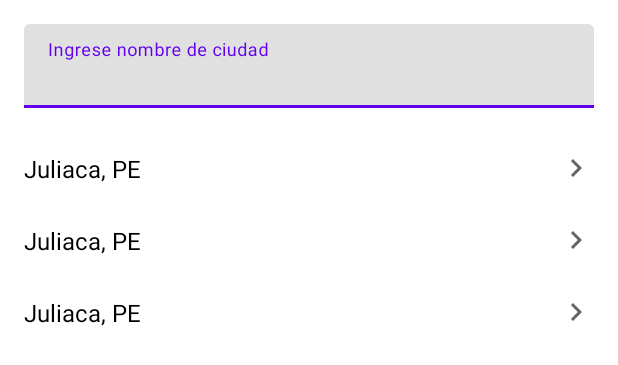
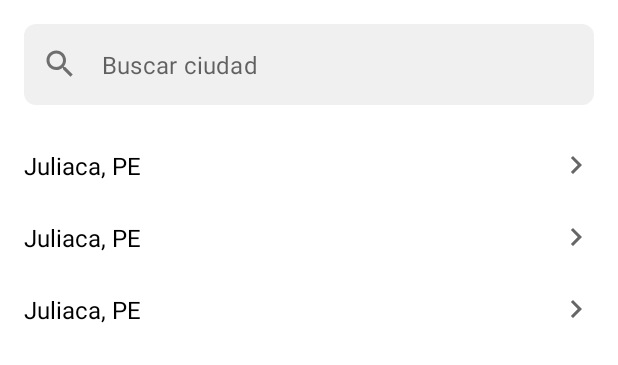
Before and after one commit to ronhia/weather-app, an Android app: the layout fragment_search.xml on its own in the app's theme, with its tools: preview values and no code run, on a phone screen of 412 x 824 dp. Shown: the top 365 px of the screen. Run offline under Robolectric (Android 15) with nearby library versions, the phone set to English and light mode, and no system bars; network calls fail.

```diff
--- /dev/null
+++ b/app/src/main/res/drawable/bg_splash.xml
@@ -0,0 +1,14 @@
+<?xml version="1.0" encoding="utf-8"?>
+<layer-list xmlns:android="http://schemas.android.com/apk/res/android">
+    <item>
+        <shape android:shape="rectangle">
+            <solid android:color="@color/white" />
+        </shape>
+    </item>
+    <item
+        android:width="160dp"
+        android:height="160dp"
+        android:gravity="center">
+        <bitmap android:src="@drawable/img_preview_logo" />
+    </item>
+</layer-list>
--- /dev/null
+++ b/app/src/main/res/drawable/ic_search.xml
@@ -0,0 +1,10 @@
+<vector xmlns:android="http://schemas.android.com/apk/res/android"
+    android:width="24dp"
+    android:height="24dp"
+    android:viewportWidth="24"
+    android:viewportHeight="24"
+    android:tint="?attr/colorControlNormal">
+  <path
+      android:fillColor="@android:color/white"
+      android:pathData="M15.5,14h-0.79l-0.28,-0.27C15.41,12.59 16,11.11 16,9.5 16,5.91 13.09,3 9.5,3S3,5.91 3,9.5 5.91,16 9.5,16c1.61,0 3.09,-0.59 4.23,-1.57l0.27,0.28v0.79l5,4.99L20.49,19l-4.99,-5zM9.5,14C7.01,14 5,11.99 5,9.5S7.01,5 9.5,5 14,7.01 14,9.5 11.99,14 9.5,14z"/>
+</vector>
--- a/app/src/main/res/layout/fragment_search.xml
+++ b/app/src/main/res/layout/fragment_search.xml
@@ -13,17 +13,29 @@
         android:layout_marginStart="16dp"
         android:layout_marginTop="16dp"
         android:layout_marginEnd="16dp"
+        app:boxBackgroundColor="@color/light_shade"
+        app:boxCornerRadiusBottomEnd="8dp"
+        app:boxCornerRadiusBottomStart="8dp"
+        app:boxCornerRadiusTopEnd="8dp"
+        app:boxCornerRadiusTopStart="8dp"
+        app:boxStrokeWidth="0dp"
+        app:boxStrokeWidthFocused="0dp"
+        app:endIconMode="clear_text"
+        app:hintEnabled="false"
         app:layout_constraintEnd_toEndOf="parent"
         app:layout_constraintStart_toStartOf="parent"
-        app:layout_constraintTop_toTopOf="parent">
+        app:layout_constraintTop_toTopOf="parent"
+        app:startIconDrawable="@drawable/ic_search">
 
         <com.google.android.material.textfield.TextInputEditText
             android:id="@+id/iet_city"
             android:layout_width="match_parent"
-            android:layout_height="match_parent"
-            android:hint="@string/search_entry_city_name"
+            android:layout_height="wrap_content"
+            android:hint="@string/search_city"
             android:inputType="text"
-            android:maxLines="1" />
+            android:maxLines="1"
+            android:paddingTop="16dp"
+            android:paddingBottom="16dp" />
 
     </com.google.android.material.textfield.TextInputLayout>
 
--- a/app/src/main/res/values/colors.xml
+++ b/app/src/main/res/values/colors.xml
@@ -7,4 +7,7 @@
     <color name="teal_700">#FF018786</color>
     <color name="black">#FF000000</color>
     <color name="white">#FFFFFFFF</color>
+
+    <color name="magenta">#ED215E</color>
+    <color name="light_shade">#F0F0F0</color>
 </resources>
--- a/app/src/main/res/values/strings.xml
+++ b/app/src/main/res/values/strings.xml
@@ -1,10 +1,10 @@
 <resources>
-    <string name="app_name">Weather App</string>
+    <string name="app_name">Weather</string>
 
-    <string name="search_entry_city_name">Ingrese nombre de ciudad</string>
+    <string name="search_city">Buscar ciudad</string>
     <string name="search_weather">Buscar clima</string>
 
-    <string name="weather_temperature">%s°c</string>
+    <string name="weather_temperature">%s°</string>
     <string name="weather_wind_label">Viento</string>
     <string name="weather_wind">%s m/s</string>
     <string name="weather_humidity_label">Humedad</string>
--- a/app/src/main/res/values/themes.xml
+++ b/app/src/main/res/values/themes.xml
@@ -1,17 +1,22 @@
 <resources xmlns:tools="http://schemas.android.com/tools">
     <!-- Base application theme. -->
-    <style name="Theme.Weatherapp" parent="Theme.MaterialComponents.DayNight.NoActionBar">
+    <style name="Theme.Weather" parent="Theme.MaterialComponents.DayNight.NoActionBar">
         <!-- Primary brand color. -->
-        <item name="colorPrimary">@color/purple_500</item>
-        <item name="colorPrimaryVariant">@color/purple_700</item>
+        <item name="colorPrimary">@color/magenta</item>
+        <item name="colorPrimaryVariant">@color/white</item>
         <item name="colorOnPrimary">@color/white</item>
         <!-- Secondary brand color. -->
         <item name="colorSecondary">@color/teal_200</item>
         <item name="colorSecondaryVariant">@color/teal_700</item>
         <item name="colorOnSecondary">@color/black</item>
         <!-- Status bar color. -->
-        <item name="android:statusBarColor" tools:targetApi="l">?attr/colorPrimaryVariant</item>
+        <item name="android:windowLightStatusBar" tools:targetApi="m">true</item>
+        <item name="android:statusBarColor">@android:color/transparent</item>
         <!-- Customize your theme here. -->
     </style>
 
+    <style name="Theme.Weather.Splash" parent="Theme.Weather">
+        <item name="android:windowBackground">@drawable/bg_splash</item>
+    </style>
+
 </resources>
```
Also changed, not shown: app/src/main/AndroidManifest.xml (+5 -4 lines), app/src/main/res/drawable/ic_logo.xml (added, +24 -0 lines), app/src/main/res/layout/fragment_weather.xml (+17 -24 lines), app/src/main/res/drawable/img_launcher.png (added), app/src/main/res/drawable/img_preview_logo.png (added).
